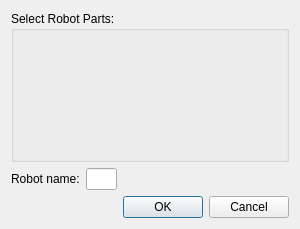
The window that src/yarpmotorgui-qt/startdlg.ui (robotology/yarp) describes before a commit, drawn with Qt 5.
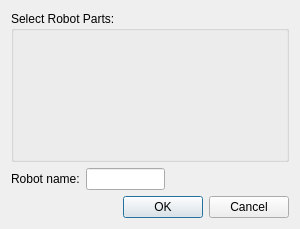
The same window after the commit.

Patch:
```diff
--- a/src/yarpmotorgui-qt/startdlg.ui
+++ b/src/yarpmotorgui-qt/startdlg.ui
@@ -13,15 +13,17 @@
   <property name="windowTitle">
    <string>Dialog</string>
   </property>
-  <layout class="QGridLayout" name="gridLayout" rowstretch="80,10,10">
-   <item row="0" column="0" colspan="2">
+  <layout class="QVBoxLayout" name="verticalLayout" stretch="80,10,10">
+   <item>
     <widget class="QGroupBox" name="groupBox">
      <property name="title">
       <string>Select Robot Parts:</string>
      </property>
     </widget>
    </item>
-   <item row="1" column="0">
+   <item>
+    <layout class="QHBoxLayout" name="horizontalLayout_2">
+     <item>
     <layout class="QHBoxLayout" name="horizontalLayout">
      <item>
       <widget class="QLabel" name="label">
@@ -35,7 +37,7 @@
      </item>
     </layout>
    </item>
-   <item row="1" column="1">
+     <item>
     <spacer name="horizontalSpacer">
      <property name="orientation">
       <enum>Qt::Horizontal</enum>
@@ -48,7 +50,11 @@
      </property>
     </spacer>
    </item>
-   <item row="2" column="0">
+    </layout>
+   </item>
+   <item>
+    <layout class="QHBoxLayout" name="horizontalLayout_3">
+     <item>
     <spacer name="horizontalSpacer_2">
      <property name="orientation">
       <enum>Qt::Horizontal</enum>
@@ -61,7 +67,7 @@
      </property>
     </spacer>
    </item>
-   <item row="2" column="1">
+     <item>
     <widget class="QDialogButtonBox" name="buttonBox">
      <property name="orientation">
       <enum>Qt::Horizontal</enum>
@@ -70,6 +76,8 @@
       <set>QDialogButtonBox::Cancel|QDialogButtonBox::Ok</set>
      </property>
     </widget>
+     </item>
+    </layout>
    </item>
   </layout>
  </widget>
```
Lines whose indentation alone changed are shown as unchanged.
